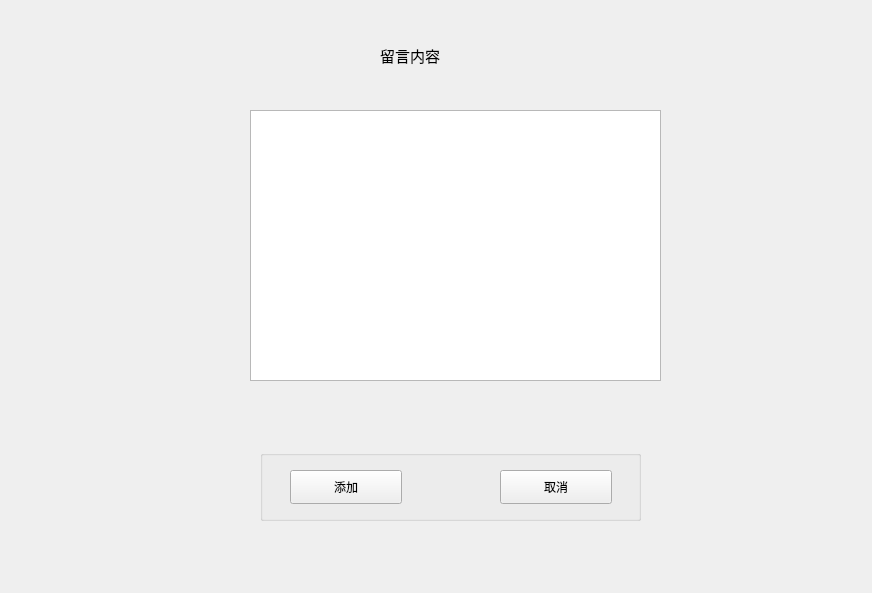
The window that Library/Library/AddMessage.ui (belowthetree/LibrarySystem) describes before a commit, drawn with Qt 5.
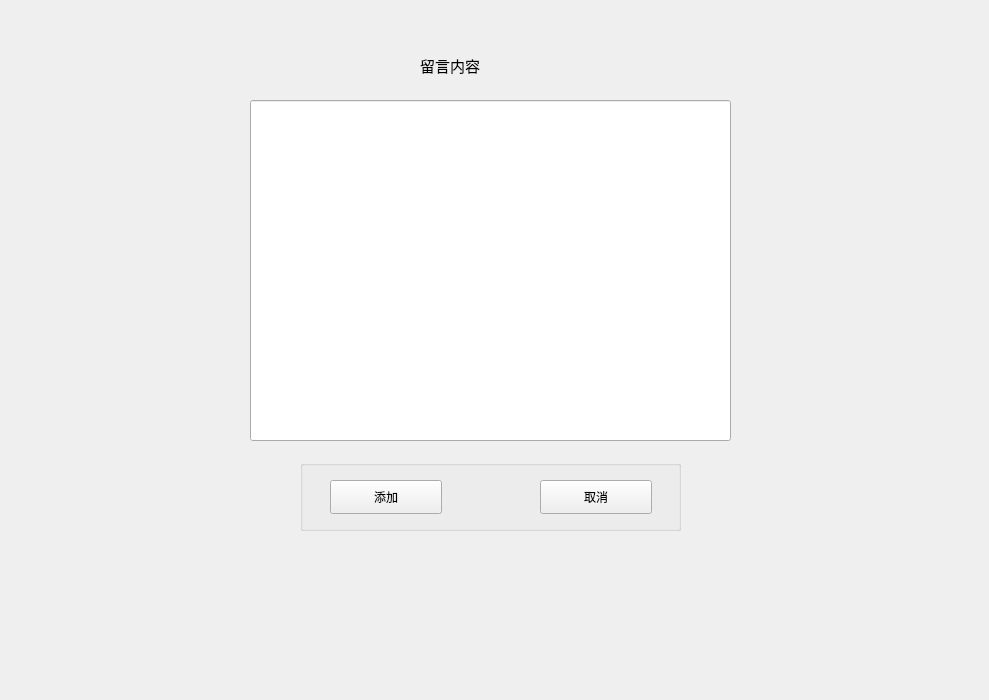
The same window after the commit.

```diff
--- a/Library/Library/AddMessage.ui
+++ b/Library/Library/AddMessage.ui
@@ -6,8 +6,8 @@
    <rect>
     <x>0</x>
     <y>0</y>
-    <width>872</width>
-    <height>593</height>
+    <width>989</width>
+    <height>700</height>
    </rect>
   </property>
   <property name="windowTitle">
@@ -16,8 +16,8 @@
   <widget class="QLabel" name="label_3">
    <property name="geometry">
     <rect>
-     <x>380</x>
-     <y>40</y>
+     <x>420</x>
+     <y>50</y>
      <width>101</width>
      <height>31</height>
     </rect>
@@ -26,21 +26,11 @@
     <string>&lt;html&gt;&lt;head/&gt;&lt;body&gt;&lt;p&gt;&lt;span style=&quot; font-size:11pt;&quot;&gt;留言内容&lt;/span&gt;&lt;/p&gt;&lt;/body&gt;&lt;/html&gt;</string>
    </property>
   </widget>
-  <widget class="QTextEdit" name="textEdit_3">
-   <property name="geometry">
-    <rect>
-     <x>250</x>
-     <y>110</y>
-     <width>411</width>
-     <height>271</height>
-    </rect>
-   </property>
-  </widget>
   <widget class="QGroupBox" name="groupBox">
    <property name="geometry">
     <rect>
-     <x>260</x>
-     <y>450</y>
+     <x>300</x>
+     <y>460</y>
      <width>381</width>
      <height>71</height>
     </rect>
@@ -75,7 +65,18 @@
     </property>
    </widget>
   </widget>
+  <widget class="QLineEdit" name="lineEdit">
+   <property name="geometry">
+    <rect>
+     <x>250</x>
+     <y>100</y>
+     <width>481</width>
+     <height>341</height>
+    </rect>
+   </property>
+  </widget>
  </widget>
+ <layoutdefault spacing="6" margin="11"/>
  <resources/>
  <connections/>
 </ui>
```
